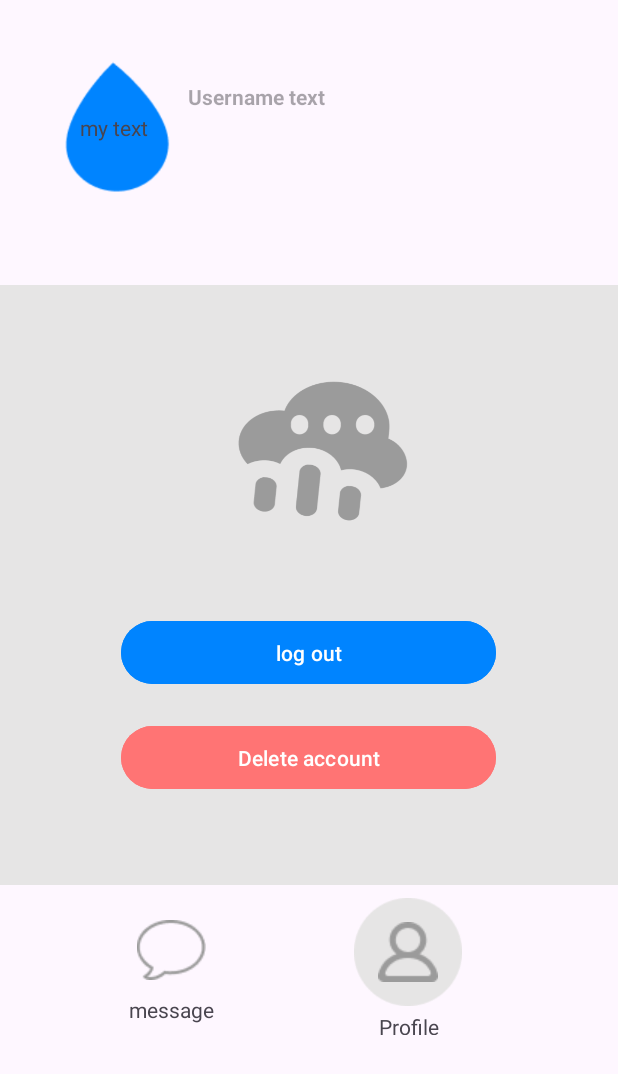
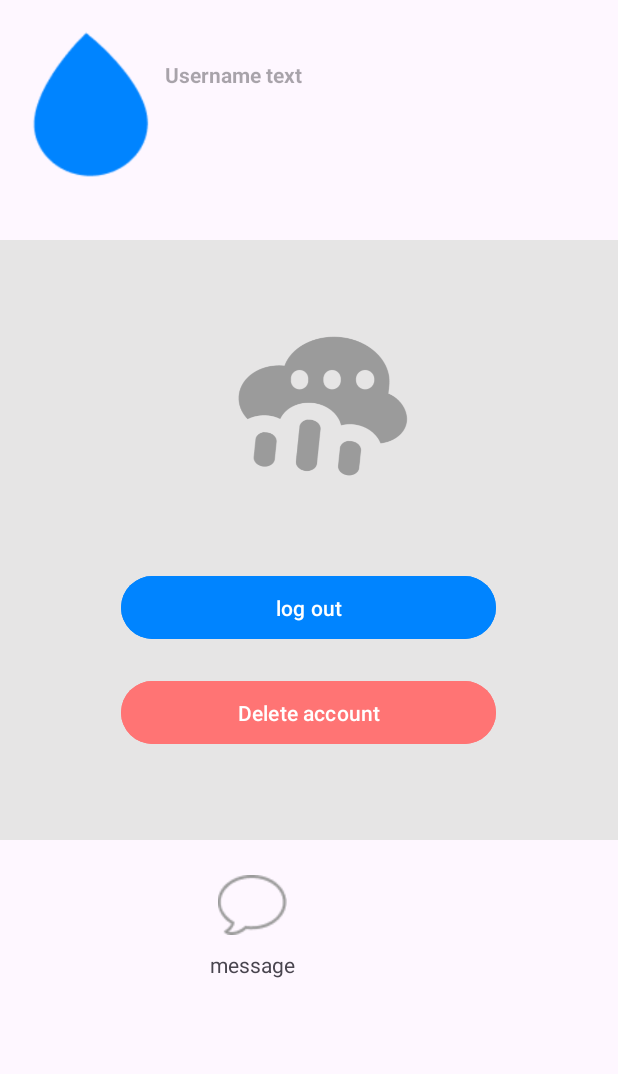
Before and after one commit to z0etz/SplashMessenger, an Android app: the ProfilePageActivity screen opened directly, with no data from a screen before it, on a phone screen of 412 x 824 dp. Shown: the top 1074 px of the screen. Run offline under Robolectric (Android 15) with nearby library versions, the phone set to English and light mode, and no system bars; our stand-ins replace Firebase (no records; nobody signed in at launch, a user with empty details on screens opened directly).

Commit message:
Cleaned up.

```diff
--- a/app/src/main/java/com/katja/splashmessenger/ProfilePageActivity.kt
+++ b/app/src/main/java/com/katja/splashmessenger/ProfilePageActivity.kt
@@ -34,6 +34,12 @@ class ProfilePageActivity : AppCompatActivity() {
             finish()
         }
 
+        binding.imgBtnMessage.setOnClickListener {
+            val intent = Intent(this, UserConversationActivity::class.java)
+            startActivity(intent)
+            finish()
+        }
+
         binding.profileUserName.text = user?.displayName ?: "No name available"
         binding.profileUserMail.text = user?.email ?: "No email available"
 
--- a/app/src/main/res/layout/activity_profile_page.xml
+++ b/app/src/main/res/layout/activity_profile_page.xml
@@ -10,10 +10,10 @@
 
     <LinearLayout
         android:layout_width="match_parent"
-        android:layout_height="100dp"
+        android:layout_height="@dimen/frame_profile_one"
+        android:layout_margin="10dp"
         android:gravity="center"
         android:orientation="horizontal"
-        android:layout_margin="30dp"
         android:paddingTop="10dp">
 
         <FrameLayout
@@ -23,20 +23,13 @@
 
             <ImageView
                 android:id="@+id/profile_drop_image"
-                android:layout_width="wrap_content"
-                android:layout_height="match_parent"
+                android:layout_width="100dp"
+                android:layout_height="100dp"
                 android:layout_gravity="center"
                 android:src="@drawable/drope"
 
                 />
 
-            <TextView
-                android:id="@+id/water_drop_imgtv"
-                android:layout_width="wrap_content"
-                android:layout_height="wrap_content"
-                android:text="my text "
-                android:layout_gravity="center"
-                />
         </FrameLayout>
 
         <LinearLayout
@@ -51,16 +44,15 @@
                 android:layout_height="30dp"
                 android:hint="Username text"
                 android:textColor="@color/black"
-                android:textStyle="bold"
-                />
+                android:textStyle="bold" />
+
             <TextView
                 android:id="@+id/profile_user_mail"
                 android:layout_width="match_parent"
                 android:layout_height="30dp"
                 android:text="UserMail"
                 android:textColor="@color/grey_text"
-                android:textStyle="bold"
-                />
+                android:textStyle="bold" />
 
 
         </LinearLayout>
@@ -116,8 +108,6 @@
             android:layout_marginTop="3dp"
             >
 
-
-
             <ImageButton
                 android:id="@+id/img_btn_message"
                 android:layout_width="wrap_content"
@@ -138,47 +128,6 @@
             android:text="message"/>
 
         </LinearLayout>
-        <LinearLayout
-            android:layout_width="wrap_content"
-            android:layout_height="wrap_content"
-            android:orientation="vertical"
-            android:gravity="center"
-            android:layout_marginTop="3dp">
-
-            <FrameLayout
-                android:layout_width="match_parent"
-                android:layout_height="match_parent">
-
-                <ImageView
-                    android:layout_width="wrap_content"
-                    android:layout_height="80dp"
-                    android:padding="4dp"
-                    android:src="@drawable/background_circel"
-                    android:layout_gravity="center"
-
-                    />
-
-                <ImageButton
-                android:id="@+id/img_btn_profile"
-                android:layout_width="wrap_content"
-                android:layout_height="60dp"
-                android:padding="1dp"
-                android:src="@drawable/user_image"
-                android:layout_gravity="center"
-                android:background="@android:color/transparent"
-                    />
-
-
-            </FrameLayout>
-
-            <TextView
-                android:layout_width="match_parent"
-                android:layout_height="wrap_content"
-                android:layout_gravity="center"
-                android:gravity="center"
-                android:text="Profile"/>
-
-        </LinearLayout>
 
 
 
--- a/app/src/main/res/values/dimens.xml
+++ b/app/src/main/res/values/dimens.xml
@@ -21,6 +21,8 @@
     <dimen name="edit_search_width">336dp</dimen>
     <dimen name="small_image_width">180dp</dimen>
     <dimen name="small_image_height">146dp</dimen>
+    <dimen name="profile_button_size">40dp</dimen>
+    <dimen name="frame_profile_one">110dp</dimen>
 
     <!-- Default screen margins, per the Android Design guidelines. -->
     <dimen name="activity_horizontal_margin">16dp</dimen>
```
Also changed, not shown: app/src/main/res/layout/activity_user_conversation.xml (+13 -13 lines), app/src/main/res/layout/profile.xml (added, +8 -0 lines).
